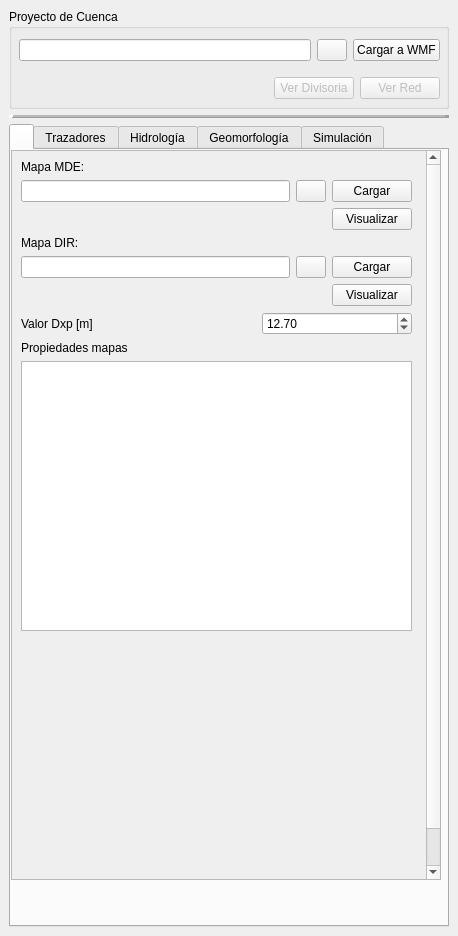
The window that qgisplugin/HydroSEDPlugin_dockwidget_base.ui (nicolas998/WMF) describes before a commit, drawn with Qt 5.
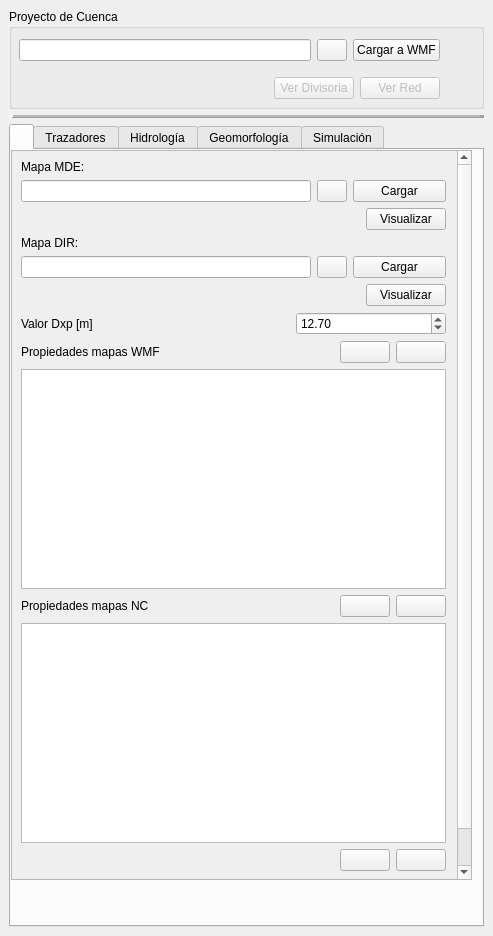
The same window after the commit. The open tabs and pages were chosen to show the change. Icons and pictures are not drawn. Custom widgets are drawn as their Qt base class.

Commit message: Se agrega el panel de NC a WMF en el Tab Configuracion

Diff of the .ui file:
```diff
--- a/qgisplugin/HydroSEDPlugin_dockwidget_base.ui
+++ b/qgisplugin/HydroSEDPlugin_dockwidget_base.ui
@@ -6,7 +6,7 @@
    <rect>
     <x>0</x>
     <y>0</y>
-    <width>458</width>
+    <width>493</width>
     <height>936</height>
    </rect>
   </property>
@@ -196,7 +196,7 @@
            <rect>
             <x>0</x>
             <y>0</y>
-            <width>430</width>
+            <width>461</width>
             <height>730</height>
            </rect>
           </property>
@@ -225,9 +225,9 @@
            <property name="geometry">
             <rect>
              <x>0</x>
-             <y>0</y>
-             <width>412</width>
-             <height>1918</height>
+             <y>-40</y>
+             <width>446</width>
+             <height>768</height>
             </rect>
            </property>
            <property name="minimumSize">
@@ -262,8 +262,8 @@
                 <rect>
                  <x>0</x>
                  <y>0</y>
-                 <width>391</width>
-                 <height>471</height>
+                 <width>425</width>
+                 <height>711</height>
                 </rect>
                </property>
                <layout class="QVBoxLayout" name="verticalLayoutConfiguracionGeneral">
@@ -526,20 +526,225 @@
                  </layout>
                 </item>
                 <item>
-                 <widget class="QLabel" name="labelDIR_2">
-                  <property name="toolTip">
-                   <string>&lt;html&gt;&lt;head/&gt;&lt;body&gt;&lt;p&gt;Mapa DIR (direcciones de flujo) obtenido a partir del MDE.  Se debe obtener mediante la herramienta &lt;span style=&quot; font-style:italic;&quot;&gt;r.watershed&lt;/span&gt; de GRASS.&lt;/p&gt;&lt;/body&gt;&lt;/html&gt;</string>
-                  </property>
-                  <property name="whatsThis">
-                   <string>&lt;html&gt;&lt;head/&gt;&lt;body&gt;&lt;p&gt;Mapa DIR (direcciones de flujo) obtenido a partir del MDE.  Se debe obtener mediante la herramienta &lt;span style=&quot; font-style:italic;&quot;&gt;r.watershed&lt;/span&gt; de GRASS.&lt;/p&gt;&lt;/body&gt;&lt;/html&gt;</string>
-                  </property>
-                  <property name="text">
-                   <string>Propiedades mapas</string>
-                  </property>
-                 </widget>
+                 <layout class="QHBoxLayout" name="horizontalLayout_28">
+                  <item>
+                   <widget class="QLabel" name="labelDIR_2">
+                    <property name="toolTip">
+                     <string>&lt;html&gt;&lt;head/&gt;&lt;body&gt;&lt;p&gt;Mapa DIR (direcciones de flujo) obtenido a partir del MDE.  Se debe obtener mediante la herramienta &lt;span style=&quot; font-style:italic;&quot;&gt;r.watershed&lt;/span&gt; de GRASS.&lt;/p&gt;&lt;/body&gt;&lt;/html&gt;</string>
+                    </property>
+                    <property name="whatsThis">
+                     <string>&lt;html&gt;&lt;head/&gt;&lt;body&gt;&lt;p&gt;Mapa DIR (direcciones de flujo) obtenido a partir del MDE.  Se debe obtener mediante la herramienta &lt;span style=&quot; font-style:italic;&quot;&gt;r.watershed&lt;/span&gt; de GRASS.&lt;/p&gt;&lt;/body&gt;&lt;/html&gt;</string>
+                    </property>
+                    <property name="text">
+                     <string>Propiedades mapas WMF</string>
+                    </property>
+                   </widget>
+                  </item>
+                  <item>
+                   <spacer name="horizontalSpacer_15">
+                    <property name="orientation">
+                     <enum>Qt::Horizontal</enum>
+                    </property>
+                    <property name="sizeHint" stdset="0">
+                     <size>
+                      <width>40</width>
+                      <height>20</height>
+                     </size>
+                    </property>
+                   </spacer>
+                  </item>
+                  <item>
+                   <widget class="QPushButton" name="Button_Visualizar_Desde_WMF">
+                    <property name="minimumSize">
+                     <size>
+                      <width>50</width>
+                      <height>0</height>
+                     </size>
+                    </property>
+                    <property name="maximumSize">
+                     <size>
+                      <width>30</width>
+                      <height>16777215</height>
+                     </size>
+                    </property>
+                    <property name="text">
+                     <string/>
+                    </property>
+                    <property name="icon">
+                     <iconset>
+                      <normaloff>:/plugins/HydroSEDPlugin/icons/icono-ver.png</normaloff>:/plugins/HydroSEDPlugin/icons/icono-ver.png</iconset>
+                    </property>
+                   </widget>
+                  </item>
+                  <item>
+                   <widget class="QPushButton" name="Button_Eliminar_Desde_WMF">
+                    <property name="minimumSize">
+                     <size>
+                      <width>50</width>
+                      <height>0</height>
+                     </size>
+                    </property>
+                    <property name="maximumSize">
+                     <size>
+                      <width>30</width>
+                      <height>16777215</height>
+                     </size>
+                    </property>
+                    <property name="text">
+                     <string/>
+                    </property>
+                    <property name="icon">
+                     <iconset>
+                      <normaloff>:/plugins/HydroSEDPlugin/icons/icono-borrar.png</normaloff>:/plugins/HydroSEDPlugin/icons/icono-borrar.png</iconset>
+                    </property>
+                   </widget>
+                  </item>
+                 </layout>
                 </item>
                 <item>
-                 <widget class="QTableView" name="Tabla_PropMDE"/>
+                 <widget class="QTableWidget" name="Tabla_Prop_WMF"/>
+                </item>
+                <item>
+                 <layout class="QHBoxLayout" name="horizontalLayout_4">
+                  <item>
+                   <widget class="QLabel" name="labelDIR_3">
+                    <property name="toolTip">
+                     <string>&lt;html&gt;&lt;head/&gt;&lt;body&gt;&lt;p&gt;Mapa DIR (direcciones de flujo) obtenido a partir del MDE.  Se debe obtener mediante la herramienta &lt;span style=&quot; font-style:italic;&quot;&gt;r.watershed&lt;/span&gt; de GRASS.&lt;/p&gt;&lt;/body&gt;&lt;/html&gt;</string>
+                    </property>
+                    <property name="whatsThis">
+                     <string>&lt;html&gt;&lt;head/&gt;&lt;body&gt;&lt;p&gt;Mapa DIR (direcciones de flujo) obtenido a partir del MDE.  Se debe obtener mediante la herramienta &lt;span style=&quot; font-style:italic;&quot;&gt;r.watershed&lt;/span&gt; de GRASS.&lt;/p&gt;&lt;/body&gt;&lt;/html&gt;</string>
+                    </property>
+                    <property name="text">
+                     <string>Propiedades mapas NC</string>
+                    </property>
+                   </widget>
+                  </item>
+                  <item>
+                   <spacer name="horizontalSpacer_13">
+                    <property name="orientation">
+                     <enum>Qt::Horizontal</enum>
+                    </property>
+                    <property name="sizeHint" stdset="0">
+                     <size>
+                      <width>40</width>
+                      <height>20</height>
+                     </size>
+                    </property>
+                   </spacer>
+                  </item>
+                  <item>
+                   <widget class="QPushButton" name="Button_Actualizar_WMF_Desde_NC">
+                    <property name="minimumSize">
+                     <size>
+                      <width>50</width>
+                      <height>0</height>
+                     </size>
+                    </property>
+                    <property name="maximumSize">
+                     <size>
+                      <width>30</width>
+                      <height>16777215</height>
+                     </size>
+                    </property>
+                    <property name="text">
+                     <string/>
+                    </property>
+                    <property name="icon">
+                     <iconset>
+                      <normaloff>:/plugins/HydroSEDPlugin/icons/icono-flecha-arriba.png</normaloff>:/plugins/HydroSEDPlugin/icons/icono-flecha-arriba.png</iconset>
+                    </property>
+                   </widget>
+                  </item>
+                  <item>
+                   <widget class="QPushButton" name="Button_Actualizar_NC_Desde_WMF">
+                    <property name="minimumSize">
+                     <size>
+                      <width>50</width>
+                      <height>0</height>
+                     </size>
+                    </property>
+                    <property name="maximumSize">
+                     <size>
+                      <width>30</width>
+                      <height>16777215</height>
+                     </size>
+                    </property>
+                    <property name="text">
+                     <string/>
+                    </property>
+                    <property name="icon">
+                     <iconset>
+                      <normaloff>:/plugins/HydroSEDPlugin/icons/icono-flecha-abajo.png</normaloff>:/plugins/HydroSEDPlugin/icons/icono-flecha-abajo.png</iconset>
+                    </property>
+                   </widget>
+                  </item>
+                 </layout>
+                </item>
+                <item>
+                 <widget class="QTableWidget" name="Tabla_Prop_NC"/>
+                </item>
+                <item>
+                 <layout class="QHBoxLayout" name="horizontalLayout_21">
+                  <item>
+                   <spacer name="horizontalSpacer_14">
+                    <property name="orientation">
+                     <enum>Qt::Horizontal</enum>
+                    </property>
+                    <property name="sizeHint" stdset="0">
+                     <size>
+                      <width>40</width>
+                      <height>20</height>
+                     </size>
+                    </property>
+                   </spacer>
+                  </item>
+                  <item>
+                   <widget class="QPushButton" name="Button_Visualizar_Desde_NC">
+                    <property name="minimumSize">
+                     <size>
+                      <width>50</width>
+                      <height>0</height>
+                     </size>
+                    </property>
+                    <property name="maximumSize">
+                     <size>
+                      <width>30</width>
+                      <height>16777215</height>
+                     </size>
+                    </property>
+                    <property name="text">
+                     <string/>
+                    </property>
+                    <property name="icon">
+                     <iconset>
+                      <normaloff>:/plugins/HydroSEDPlugin/icons/icono-ver.png</normaloff>:/plugins/HydroSEDPlugin/icons/icono-ver.png</iconset>
+                    </property>
+                   </widget>
+                  </item>
+                  <item>
+                   <widget class="QPushButton" name="Button_Eliminar_Desde_NC">
+                    <property name="minimumSize">
+                     <size>
+                      <width>50</width>
+                      <height>0</height>
+                     </size>
+                    </property>
+                    <property name="maximumSize">
+                     <size>
+                      <width>30</width>
+                      <height>16777215</height>
+                     </size>
+                    </property>
+                    <property name="text">
+                     <string/>
+                    </property>
+                    <property name="icon">
+                     <iconset>
+                      <normaloff>:/plugins/HydroSEDPlugin/icons/icono-borrar.png</normaloff>:/plugins/HydroSEDPlugin/icons/icono-borrar.png</iconset>
+                    </property>
+                   </widget>
+                  </item>
+                 </layout>
                 </item>
                </layout>
                <zorder>labelDIR_2</zorder>
```
Left out of the diff: 63 changed lines with no effect on the pictures. The commit also changes 7 other files.
